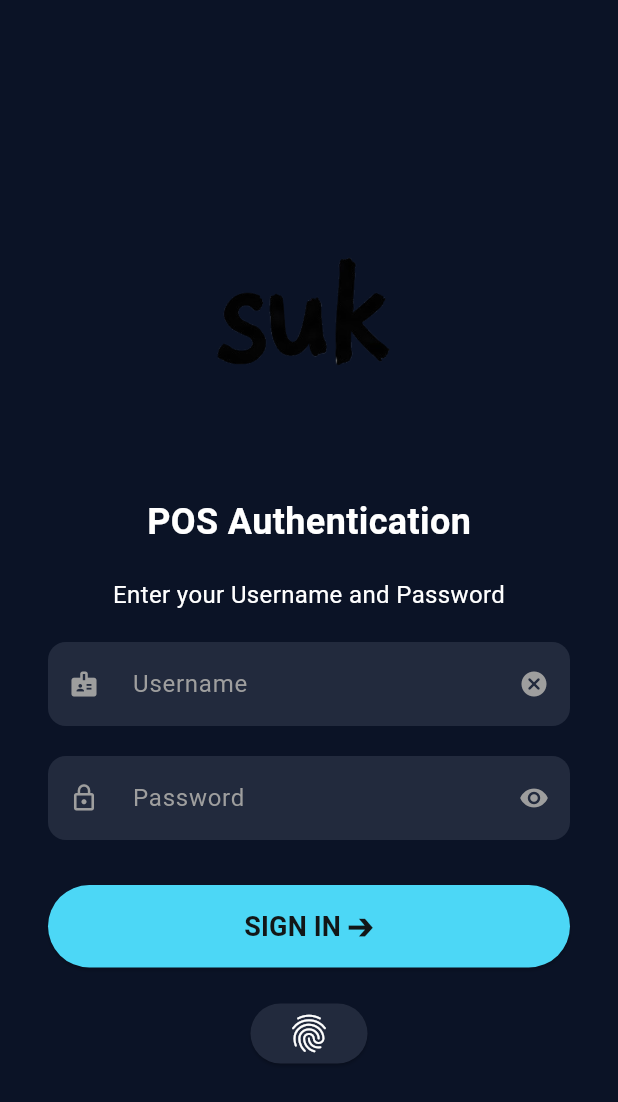
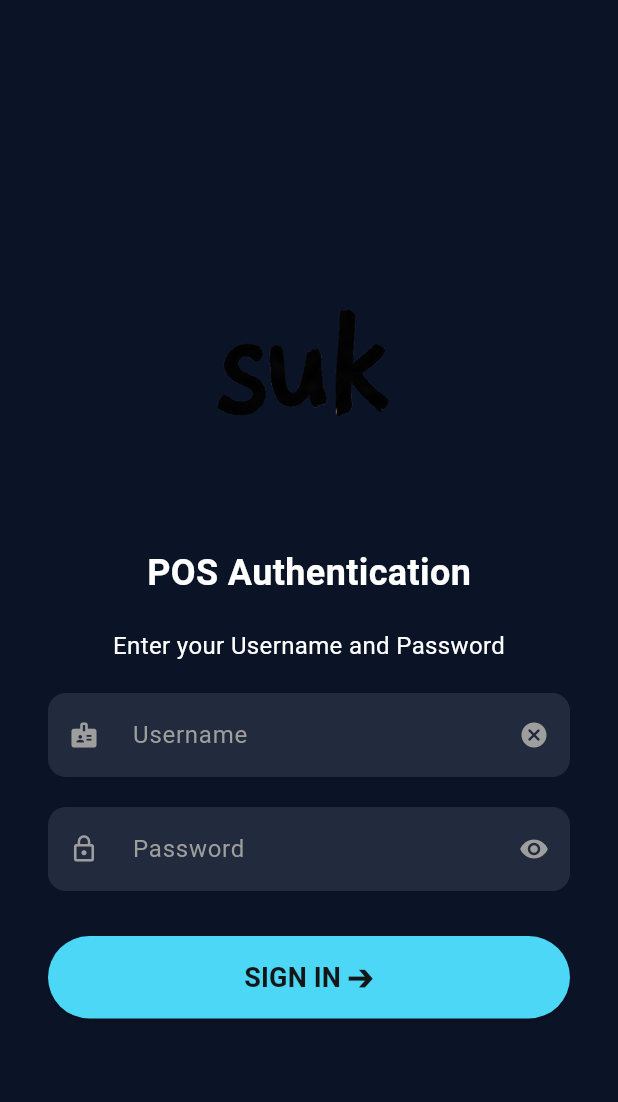
Before and after one commit to yeabis/OfflinePOS, a Flutter app: the screen it shows after launch, on a phone screen of 412 x 824 dp. Shown: the top 1102 px of the screen. Run offline on Flutter 3.47's test engine with Material 3 defaults, Android fonts, the phone set to English and light mode, and no system bars; our stand-ins replace flutter_riverpod, sqflite; accounts and stored records are empty.

Commit message:
removed fingerprint

```diff
--- a/lib/screens/login.dart
+++ b/lib/screens/login.dart
@@ -12,6 +12,7 @@ class LoginPage extends StatefulWidget {
 class _LoginPageState extends State<LoginPage> {
   final TextEditingController _usernameController = TextEditingController();
   final TextEditingController _passwordController = TextEditingController();
+
 
   @override
   void dispose() {
@@ -156,31 +157,9 @@ class _LoginPageState extends State<LoginPage> {
                   ),
                 ),
               ),
-
-
-            SizedBox(height: 20,),
-            Padding(
-                padding: const EdgeInsets.symmetric(horizontal: 32.0),
-                child: Row(
-                    mainAxisAlignment: MainAxisAlignment.center,
-                    children:[
-                        ElevatedButton(
-                            style: ElevatedButton.styleFrom(
-                              backgroundColor: Color(0xFF222A3D),
-                              foregroundColor: Colors.white,
-                              shape: RoundedRectangleBorder(
-                                borderRadius: BorderRadius.circular(70),
-                              ),
-                            ),
-                            onPressed: () {
-
-                            },
-                            child: const Icon(Icons.fingerprint, size: 30, color: Colors.white),
-                        ),
-                    ]
-            ),),
-          ],
-        ),),
+            ],
+          ),
+        ),
       ),
     );
   }
```
